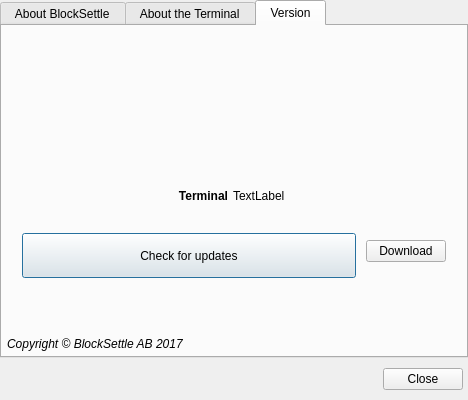
BlockSettle/terminal, file BlockSettleUILib/InfoDialogs/AboutDialog.ui: the form before one commit.
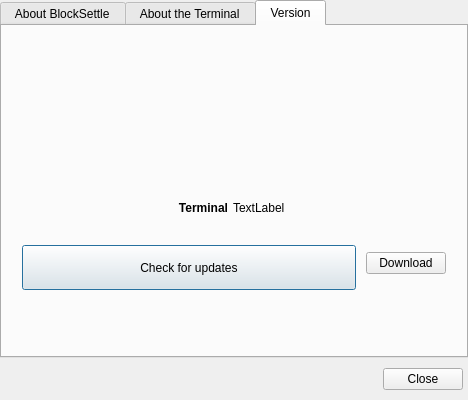
The form after the commit. The open tabs and pages were chosen to show the change. Icons and pictures are not drawn.

Commit message: Remove copyright from about dialog

Patch:
```diff
--- a/BlockSettleUILib/InfoDialogs/AboutDialog.ui
+++ b/BlockSettleUILib/InfoDialogs/AboutDialog.ui
@@ -591,30 +591,6 @@
          </property>
         </spacer>
        </item>
-       <item>
-        <widget class="QLabel" name="label_Copyright">
-         <property name="font">
-          <font>
-           <italic>true</italic>
-          </font>
-         </property>
-         <property name="text">
-          <string>Copyright © BlockSettle AB 2017</string>
-         </property>
-         <property name="alignment">
-          <set>Qt::AlignLeading|Qt::AlignLeft|Qt::AlignVCenter</set>
-         </property>
-         <property name="margin">
-          <number>0</number>
-         </property>
-         <property name="indent">
-          <number>5</number>
-         </property>
-         <property name="subtleLabel" stdset="0">
-          <bool>true</bool>
-         </property>
-        </widget>
-       </item>
       </layout>
      </widget>
     </widget>
```
Left out of the diff: 2 changed lines with no effect on the pictures.
